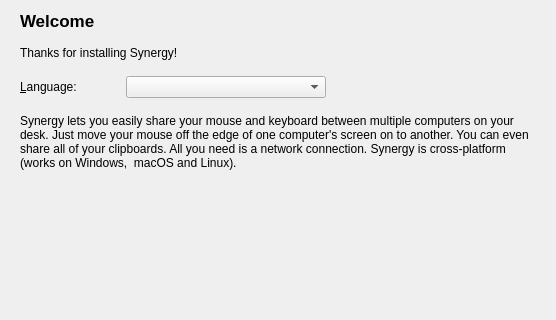
Qt form src/gui/src/SetupWizardBase.ui (deskflow/deskflow) before a commit; both pictures show x 0 to 556 and y 0 to 320 of the 556 by 464 pixel window.
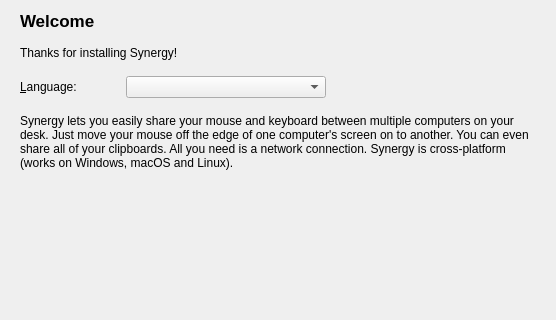
The same form after that commit.

Commit message: SYNERGY-693 Remove extra space

```diff
--- a/src/gui/src/SetupWizardBase.ui
+++ b/src/gui/src/SetupWizardBase.ui
@@ -111,7 +111,7 @@
        <locale language="English" country="UnitedKingdom"/>
       </property>
       <property name="text">
-       <string>Synergy lets you easily share your mouse and keyboard between multiple computers on your desk. Just move your mouse off the edge of one computer's screen on to another. You can even share all of your clipboards. All you need is a network connection. Synergy is cross-platform (works on Windows,  macOS and Linux).</string>
+       <string>Synergy lets you easily share your mouse and keyboard between multiple computers on your desk. Just move your mouse off the edge of one computer's screen on to another. You can even share all of your clipboards. All you need is a network connection. Synergy is cross-platform (works on Windows, macOS and Linux).</string>
       </property>
       <property name="wordWrap">
        <bool>true</bool>
```
